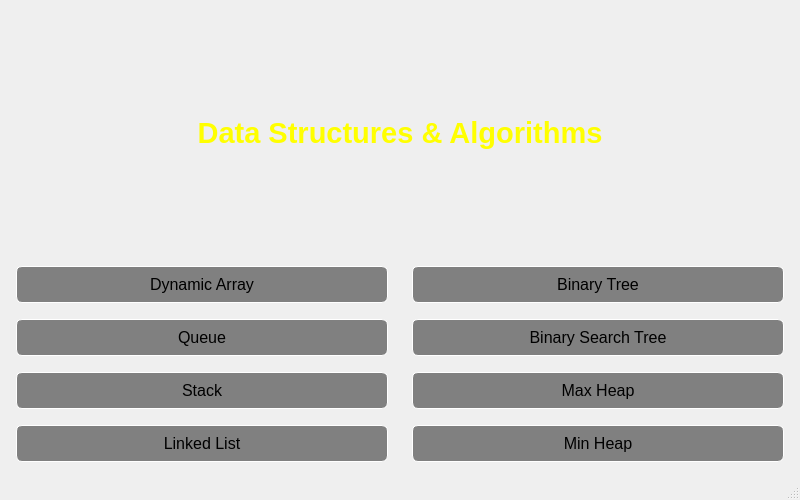
Before: the Qt Designer form src/main/ui/view/MainWindow.ui in torozsom/Data-Structures-and-Algorithms, drawn with Qt 5.
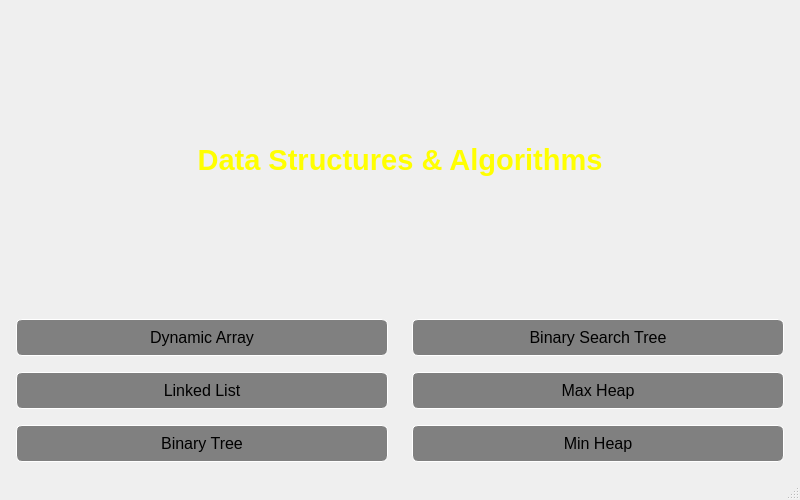
After: the same form once the commit is applied.

Commit message: Remove Queue and Stack Buttons from the UI

What changed in the file:
```diff
--- a/src/main/ui/view/MainWindow.ui
+++ b/src/main/ui/view/MainWindow.ui
@@ -104,74 +104,6 @@
                     </widget>
                 </item>
                 <item row="2" column="0">
-                    <widget class="QPushButton" name="btnQueue">
-                        <property name="styleSheet">
-                            <string notr="true">
-                                QPushButton {
-                                padding: 8px 12px;
-                                color: black;
-                                background: gray;
-                                font-size: 16px;
-                                border: 1px solid white;
-                                border-radius: 6px;
-                                }
-
-                                QPushButton:hover {
-                                background: #c4c4c4;
-                                }
-
-                                QPushButton:pressed {
-                                background: #d5e9fd;
-                                font-weight: bold;
-                                }
-                            </string>
-                        </property>
-                        <property name="cursor">
-                            <cursorShape>PointingHandCursor</cursorShape>
-                        </property>
-                        <property name="text">
-                            <string>Queue</string>
-                        </property>
-                        <property name="flat">
-                            <bool>true</bool>
-                        </property>
-                    </widget>
-                </item>
-                <item row="3" column="0">
-                    <widget class="QPushButton" name="btnStack">
-                        <property name="styleSheet">
-                            <string notr="true">
-                                QPushButton {
-                                padding: 8px 12px;
-                                color: black;
-                                background: gray;
-                                font-size: 16px;
-                                border: 1px solid white;
-                                border-radius: 6px;
-                                }
-
-                                QPushButton:hover {
-                                background: #c4c4c4;
-                                }
-
-                                QPushButton:pressed {
-                                background: #d5e9fd;
-                                font-weight: bold;
-                                }
-                            </string>
-                        </property>
-                        <property name="cursor">
-                            <cursorShape>PointingHandCursor</cursorShape>
-                        </property>
-                        <property name="text">
-                            <string>Stack</string>
-                        </property>
-                        <property name="flat">
-                            <bool>true</bool>
-                        </property>
-                    </widget>
-                </item>
-                <item row="4" column="0">
                     <widget class="QPushButton" name="btnLinkedList">
                         <property name="styleSheet">
                             <string notr="true">
@@ -205,7 +137,7 @@
                         </property>
                     </widget>
                 </item>
-                <item row="1" column="1">
+                <item row="3" column="0">
                     <widget class="QPushButton" name="btnBinaryTree">
                         <property name="styleSheet">
                             <string notr="true">
@@ -239,7 +171,7 @@
                         </property>
                     </widget>
                 </item>
-                <item row="2" column="1">
+                <item row="1" column="1">
                     <widget class="QPushButton" name="btnBST">
                         <property name="styleSheet">
                             <string notr="true">
@@ -273,7 +205,7 @@
                         </property>
                     </widget>
                 </item>
-                <item row="3" column="1">
+                <item row="2" column="1">
                     <widget class="QPushButton" name="btnMaxHeap">
                         <property name="styleSheet">
                             <string notr="true">
@@ -307,7 +239,7 @@
                         </property>
                     </widget>
                 </item>
-                <item row="4" column="1">
+                <item row="3" column="1">
                     <widget class="QPushButton" name="btnMinHeap">
                         <property name="styleSheet">
                             <string notr="true">
```
